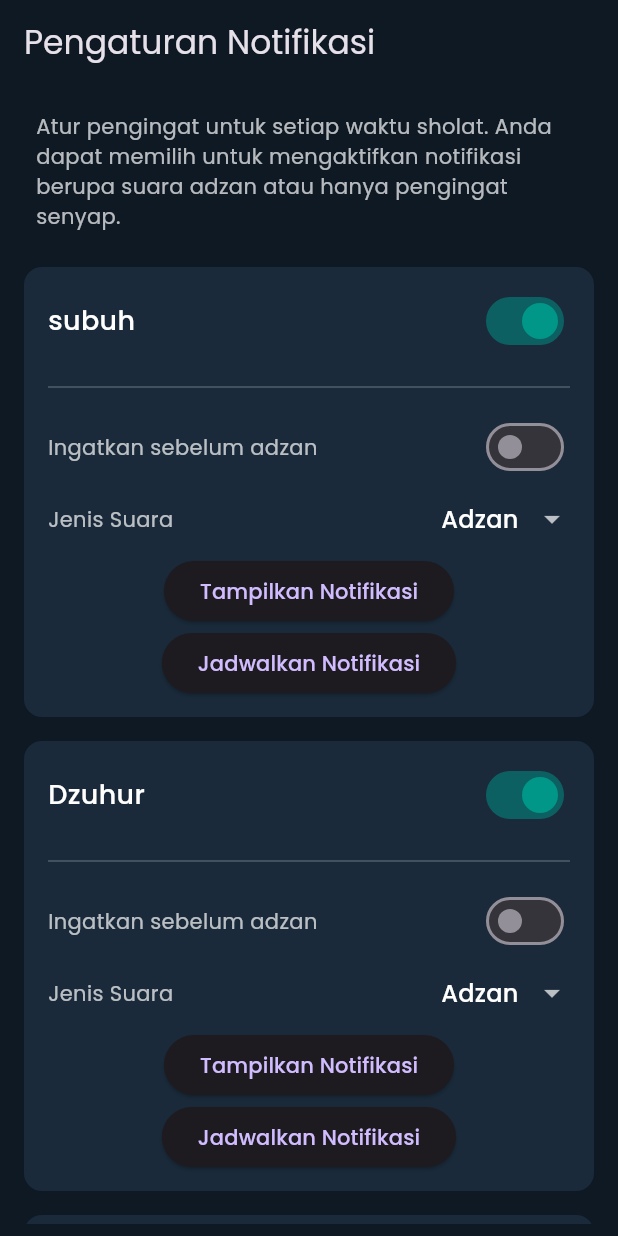
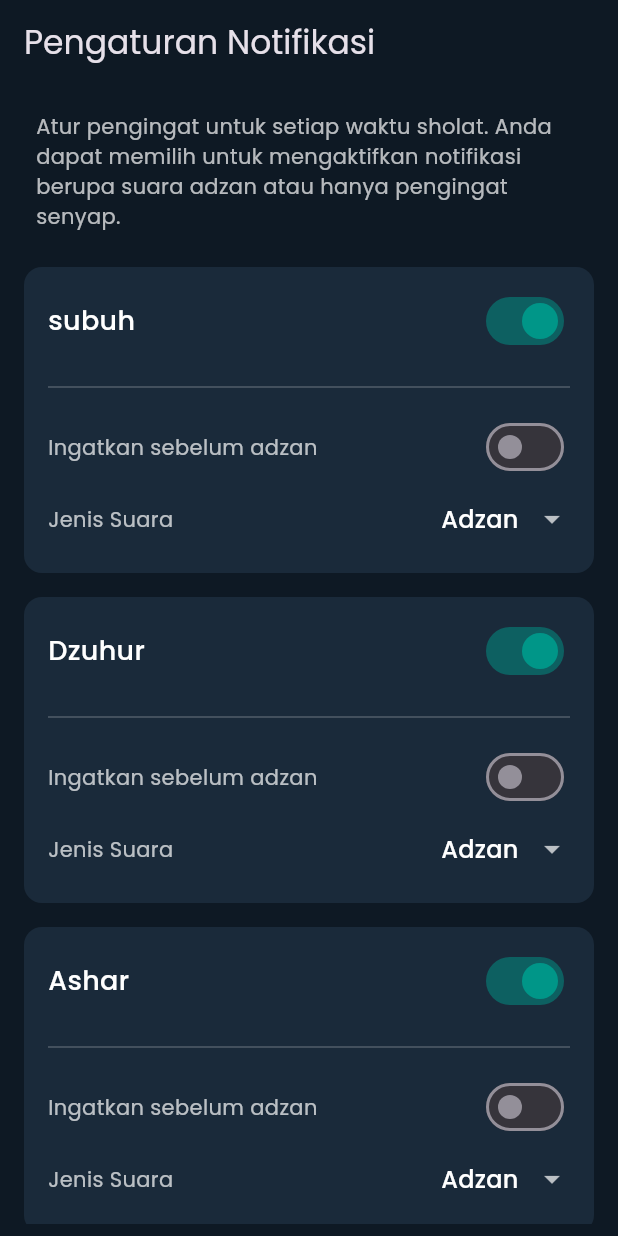
Before and after one commit to Hychtclyff/prayer-reminder, a Flutter app: the screen it shows after launch, after a tap on the "notifications none" icon, on a phone screen of 412 x 824 dp. Run offline on Flutter 3.47's test engine with Material 3 defaults, Android fonts, the phone set to English and light mode, and no system bars; our stand-ins replace awesome_notifications, go_router, google_fonts; missing offline and left inert: hijri_calendar.

Commit message:
feat(notification): create notification service for scheduling

```diff
--- a/lib/core/router/app_routes.dart
+++ b/lib/core/router/app_routes.dart
@@ -1,6 +1,6 @@
 import 'package:go_router/go_router.dart';
 import 'package:shalat_reminder/features/prayer_reminder/presentation/pages/home.dart';
-import 'package:shalat_reminder/features/setting_notifications/presentation/pages/notification.dart';
+import 'package:shalat_reminder/features/prayer_reminder/presentation/pages/prayer_notification_settings.dart';
 
 /// Kelas ini berfungsi sebagai pusat definisi nama dan path rute.
 /// Menggunakan konstanta untuk mencegah kesalahan pengetikan (typo).
--- /dev/null
+++ b/lib/features/prayer_reminder/data/services/notification_service.dart
@@ -0,0 +1,65 @@
+// lib/services/notification_service.dart
+
+import 'package:awesome_notifications/awesome_notifications.dart';
+import 'package:flutter/material.dart';
+
+class NotificationService {
+  // Setup Singleton
+  static final NotificationService _instance = NotificationService._internal();
+  factory NotificationService() => _instance;
+  NotificationService._internal();
+
+  /// Inisialisasi dan pembuatan channel
+  Future<void> init() async {
+    AwesomeNotifications().initialize(
+      'resource://mipmap/ic_launcher',
+      [
+        NotificationChannel(
+          channelKey: 'scheduled_channel',
+          channelName: 'Scheduled Notifications',
+          channelDescription: 'Channel untuk pengingat sholat',
+          defaultColor: Colors.teal,
+          importance: NotificationImportance.Max,
+          // soundSource: 'resource://raw/adzan',
+
+        )
+      ],
+      debug: true,
+    );
+    // Minta izin
+    requestPermissions();
+  }
+
+  Future<void> requestPermissions() async {
+    bool isAllowed = await AwesomeNotifications().isNotificationAllowed();
+    if (!isAllowed) {
+      AwesomeNotifications().requestPermissionToSendNotifications();
+    }
+  }
+
+  /// Method sederhana untuk menjadwalkan notifikasi sholat harian
+  Future<void> scheduleDailyPrayerNotification(
+      int id, String prayerName, int hour, int minute) async {
+    await AwesomeNotifications().createNotification(
+      content: NotificationContent(
+        id: id,
+        channelKey: 'scheduled_channel',
+        title: 'Waktunya Sholat $prayerName',
+        body: 'Saatnya menunaikan sholat $prayerName.',
+        notificationLayout: NotificationLayout.Default,
+        fullScreenIntent: true, // Agar muncul seperti alarm
+      ),
+      schedule: NotificationCalendar(
+        hour: hour,
+        minute: minute,
+        second: 0,
+        repeats: true, // Otomatis berulang setiap hari
+      ),
+    );
+  }
+
+  /// Method untuk membatalkan semua notifikasi
+  Future<void> cancelAllSchedules() async {
+    await AwesomeNotifications().cancelAllSchedules();
+  }
+}
--- a/lib/features/prayer_reminder/data/services/prayer_time_service.dart
+++ b/lib/features/prayer_reminder/data/services/prayer_time_service.dart
@@ -23,6 +23,8 @@ class PrayerTimeService {
 
     if (difference.isNegative) return "Waktu telah tiba";
 
+
+
     return '-${difference.inHours.toString().padLeft(2, '0')}:'
         '${difference.inMinutes.remainder(60).toString().padLeft(2, '0')}:'
         '${difference.inSeconds.remainder(60).toString().padLeft(2, '0')}';
--- a/lib/features/prayer_reminder/presentation/pages/home.dart
+++ b/lib/features/prayer_reminder/presentation/pages/home.dart
@@ -1,13 +1,15 @@
+// lib/features/prayer_reminder/presentation/pages/home_page.dart
+
 import 'package:flutter/material.dart';
 import 'package:go_router/go_router.dart';
 import 'package:hijri_calendar/hijri_calendar.dart';
+import 'package:intl/intl.dart';
+import 'package:provider/provider.dart';
+import 'package:shalat_reminder/core/constants/app_constants.dart';
+import 'package:shalat_reminder/core/router/app_routes.dart';
 import 'package:shalat_reminder/features/prayer_reminder/presentation/providers/prayer_provider.dart';
 import 'package:shalat_reminder/features/prayer_reminder/presentation/widgets/home_header_widget.dart';
 import 'package:shalat_reminder/features/prayer_reminder/presentation/widgets/prayer_time_row_widget.dart';
-import 'package:intl/intl.dart';
-import 'package:shalat_reminder/core/router/app_routes.dart';
-import 'package:provider/provider.dart';
-import 'package:shalat_reminder/core/constants/app_constants.dart';
 
 class HomePage extends StatefulWidget {
   const HomePage({super.key});
@@ -16,7 +18,49 @@ class HomePage extends StatefulWidget {
   State<HomePage> createState() => _HomePageState();
 }
 
-class _HomePageState extends State<HomePage> {
+class _HomePageState extends State<HomePage> with WidgetsBindingObserver {
+  String _gregorianDate = '';
+  String _hijriDate = '';
+
+  @override
+  void initState() {
+    super.initState();
+    WidgetsBinding.instance.addObserver(this);
+    _setDate();
+  }
+
+  void _setDate() {
+    final now = DateTime.now();
+    final hijri = HijriCalendarConfig.now();
+    _gregorianDate = DateFormat('EEE, d MMM yyyy', 'id_ID').format(now);
+    _hijriDate = _formatHijriDate(hijri);
+  }
+
+  @override
+  void dispose() {
+    WidgetsBinding.instance.removeObserver(this);
+    super.dispose();
+  }
+
+  @override
+  void didChangeAppLifecycleState(AppLifecycleState state) {
+    super.didChangeAppLifecycleState(state);
+    final prayerProvider = context.read<PrayerProvider>();
+
+    switch (state) {
+      case AppLifecycleState.resumed:
+        prayerProvider.startUiTimer();
+        setState(() =>
+            _setDate()); // Update tanggal jika aplikasi dibuka di hari berbeda
+        break;
+      case AppLifecycleState.paused:
+        prayerProvider.stopUiTimer();
+        break;
+      default:
+        break;
+    }
+  }
+
   String get _getTimeBasedBackground {
     final hour = DateTime.now().hour;
     if (hour >= 5 && hour < 10) return 'assets/images/morning.jpeg';
@@ -59,7 +103,6 @@ class _HomePageState extends State<HomePage> {
   @override
   Widget build(BuildContext context) {
     final prayerProvider = context.watch<PrayerProvider>();
-    final hijri = HijriCalendarConfig.now();
     final nextPrayerIndex = prayerProvider.nextPrayerIndex;
     final sortedPrayerTimes = prayerTimesMock.sublist(nextPrayerIndex)
       ..addAll(prayerTimesMock.sublist(0, nextPrayerIndex));
@@ -68,16 +111,15 @@ class _HomePageState extends State<HomePage> {
       body: Column(
         children: [
           HomeHeader(
-            gregorianDate: DateFormat('EEE, d MMM yyyy').format(DateTime.now()),
-            hijriDate: _formatHijriDate(hijri),
+            gregorianDate: _gregorianDate,
+            hijriDate: _hijriDate,
             location: "Bukittinggi, Sumbar",
             backgroundImagePath: _getTimeBasedBackground,
             nextPrayerName: prayerTimesMock[nextPrayerIndex]['name'],
             nextPrayerTime: prayerTimesMock[nextPrayerIndex]['time'],
-            countdown: prayerProvider.countdown, // <- Dari Provider
-            onNotificationTap: () {
-              context.goNamed(AppRoutes.notificationSettings);
-            },
+            countdown: prayerProvider.countdown,
+            onNotificationTap: () =>
+                context.goNamed(AppRoutes.notificationSettings),
           ),
           Expanded(
             child: ListView.builder(
--- a/lib/features/setting_notifications/presentation/pages/notification.dart
+++ b/lib/features/prayer_reminder/presentation/pages/prayer_notification_settings.dart
@@ -1,6 +1,7 @@
+import 'package:awesome_notifications/awesome_notifications.dart';
 import 'package:flutter/material.dart';
-import 'package:shalat_reminder/features/setting_notifications/data/model/setting_notification_model.dart';
-import 'package:shalat_reminder/features/setting_notifications/presentation/widgets/notification_setting_row_widget.dart';
+import 'package:shalat_reminder/features/prayer_reminder/data/models/setting_notification_model.dart';
+import 'package:shalat_reminder/features/prayer_reminder/presentation/widgets/notification_setting_row_widget.dart';
 import 'package:shalat_reminder/core/constants/app_constants.dart';
 
 class NotificationSettingsPage extends StatefulWidget {
--- a/lib/features/prayer_reminder/presentation/providers/prayer_provider.dart
+++ b/lib/features/prayer_reminder/presentation/providers/prayer_provider.dart
@@ -1,15 +1,16 @@
-// lib/features/prayer_time/presentation/providers/prayer_provider.dart
+// lib/features/prayer_reminder/presentation/providers/prayer_provider.dart
 
 import 'dart:async';
 import 'package:flutter/material.dart';
+import 'package:shalat_reminder/core/constants/app_constants.dart';
 import 'package:shalat_reminder/features/prayer_reminder/data/services/prayer_time_service.dart';
-import 'package:shalat_reminder/core/constants/app_constants.dart';
-// Impor service dan data mock Anda
+import 'package:shalat_reminder/features/prayer_reminder/data/services/notification_service.dart';
 
 class PrayerProvider with ChangeNotifier {
   final PrayerTimeService _service = PrayerTimeService();
+  final NotificationService _notificationService = NotificationService();
 
-  late Timer _timer;
+  Timer? _uiTimer; // Timer untuk UI, bisa null
   String _countdown = '';
   int _nextPrayerIndex = 0;
 
@@ -17,15 +18,41 @@ class PrayerProvider with ChangeNotifier {
   int get nextPrayerIndex => _nextPrayerIndex;
 
   PrayerProvider() {
-    _startTimer();
+    // 1. Jadwalkan semua notifikasi di awal
+    scheduleAllPrayerNotificationsForToday();
+    // 2. Mulai timer untuk UI
+    startUiTimer();
   }
 
-  void _startTimer() {
-    _timer = Timer.periodic(const Duration(seconds: 1), (timer) {
-      // 1. Panggil service untuk mendapatkan index
+
+  Future<void> scheduleAllPrayerNotificationsForToday() async {
+    await _notificationService.cancelAllSchedules(); // Hapus jadwal lama
+
+    for (int i = 0; i < prayerTimesMock.length; i++) {
+      final prayer = prayerTimesMock[i];
+      final timeParts = (prayer['time'] as String).split(':');
+      final hour = int.parse(timeParts[0]);
+      final minute = int.parse(timeParts[1]);
+
+      await _notificationService.scheduleDailyPrayerNotification(
+        i, // ID unik
+        prayer['name'],
+        hour,
+        minute,
+      );
+      print('Jadwal untuk ${prayer['name']} (${prayer['time']}) ');
+    }
+  }
+
+  /// Memulai timer HANYA untuk memperbarui countdown di UI.
+  void startUiTimer() {
+    // Hentikan timer lama jika ada, untuk menghindari duplikasi
+    _uiTimer?.cancel();
+
+    _uiTimer = Timer.periodic(const Duration(seconds: 1), (timer) {
+      final now = DateTime.now();
       _nextPrayerIndex = _service.findNextPrayerIndex(prayerTimesMock);
 
-      final now = DateTime.now();
       final timeParts = prayerTimesMock[_nextPrayerIndex]['time'].split(':');
       var prayerTime = DateTime(now.year, now.month, now.day,
           int.parse(timeParts[0]), int.parse(timeParts[1]));
@@ -34,17 +61,21 @@ class PrayerProvider with ChangeNotifier {
         prayerTime = prayerTime.add(const Duration(days: 1));
       }
 
-      // 2. Panggil service untuk menghitung countdown
       _countdown = _service.calculateCountdown(prayerTime);
 
-      // 3. Beri tahu UI untuk update, ini pengganti setState()
+      // Tidak ada lagi logika notifikasi di sini!
       notifyListeners();
     });
   }
 
+  /// Menghentikan timer UI untuk menghemat baterai.
+  void stopUiTimer() {
+    _uiTimer?.cancel();
+  }
+
   @override
   void dispose() {
-    _timer.cancel();
+    stopUiTimer(); // Pastikan timer berhenti saat provider dihapus
     super.dispose();
   }
 }
--- a/lib/features/setting_notifications/presentation/widgets/notification_setting_row_widget.dart
+++ b/lib/features/prayer_reminder/presentation/widgets/notification_setting_row_widget.dart
@@ -1,6 +1,6 @@
 import 'package:flutter/material.dart';
-import 'package:shalat_reminder/features/setting_notifications/data/model/setting_notification_model.dart';
-import 'package:shalat_reminder/features/setting_notifications/data/services/notification_service.dart';
+import 'package:shalat_reminder/features/prayer_reminder/data/models/setting_notification_model.dart';
+import 'package:shalat_reminder/features/prayer_reminder/data/services/notification_service.dart';
 
 /// Widget untuk satu baris pengaturan notifikasi yang telah diperbarui.
 class NotificationSettingRow extends StatelessWidget {
@@ -172,13 +172,15 @@ class NotificationSettingRow extends StatelessWidget {
 
                   // Tampilkan pengaturan waktu hanya jika pengingat sebelum adzan aktif
                   if (setting.reminderEnabled)
+                    // TAMBAHKAN Column di sini untuk membungkus semua widget
+                    Column(
+                      children: [
                         Row(
                           mainAxisAlignment: MainAxisAlignment.spaceBetween,
                           children: [
                             const Text('Waktu pengingat',
                                 style: TextStyle(color: Colors.white70)),
                             TextButton(
-                          // Panggil fungsi _showMinutesPicker saat ditekan
                               onPressed: () => _showMinutesPicker(context),
                               child: Text(
                                 '${setting.reminderMinutes} menit sebelumnya',
@@ -188,33 +190,8 @@ class NotificationSettingRow extends StatelessWidget {
                             ),
                           ],
                         ),
-
-                  ElevatedButton(
-
-                    onPressed: () {
-                      // Menampilkan notifikasi langsung
-                      NotificationService().showNotification(
-                        0,
-                        "Notifikasi Sederhana",
-                        "Ini adalah isi dari notifikasi.",
-                      );
-                    },
-                    child: Text("Tampilkan Notifikasi"),
-                  ),
-
-                  ElevatedButton(
-                    onPressed: () {
-                      // Menjadwalkan notifikasi untuk 10 detik dari sekarang
-                      final scheduledTime =
-                          DateTime.now().add(Duration(seconds: 10));
-                      NotificationService().scheduleNotification(
-                        1,
-                        "Notifikasi Terjadwal",
-                        "Notifikasi ini akan muncul dalam 10 detik.",
-                        scheduledTime,
-                      );
-                    },
-                    child: Text("Jadwalkan Notifikasi"),
+                        // Tombol-tombol ini sekarang berada di dalam Column
+                      ],
                     )
                 ],
               ),
--- a/lib/features/setting_notifications/data/services/notification_service.dart
+++ /dev/null
@@ -1,85 +0,0 @@
-import 'package:flutter_local_notifications/flutter_local_notifications.dart';
-import 'package:timezone/timezone.dart' as tz;
-import 'package:timezone/data/latest.dart' as tz;
-
-class NotificationService {
-  final FlutterLocalNotificationsPlugin flutterLocalNotificationsPlugin =
-      FlutterLocalNotificationsPlugin();
-
-  Future<void> init() async {
-    // Inisialisasi pengaturan untuk Android
-    const AndroidInitializationSettings initializationSettingsAndroid =
-        AndroidInitializationSettings(
-            'app_icon'); // Gunakan nama file ikon Anda
-
-    // Inisialisasi pengaturan untuk iOS
-    const DarwinInitializationSettings initializationSettingsIOS =
-        DarwinInitializationSettings();
-
-    const InitializationSettings initializationSettings =
-        InitializationSettings(
-      android: initializationSettingsAndroid,
-      iOS: initializationSettingsIOS,
-    );
-
-    // Inisialisasi timezone
-    tz.initializeTimeZones();
-
-    await flutterLocalNotificationsPlugin.initialize(initializationSettings);
-  }
-
-  // Meminta izin notifikasi (wajib untuk Android 13+)
-  Future<void> requestPermissions() async {
-    await flutterLocalNotificationsPlugin
-        .resolvePlatformSpecificImplementation<
-            AndroidFlutterLocalNotificationsPlugin>()
-        ?.requestNotificationsPermission();
-  }
-
-  // Menampilkan notifikasi sederhana
-  Future<void> showNotification(int id, String title, String body) async {
-    const AndroidNotificationDetails androidDetails =
-        AndroidNotificationDetails(
-      'your_channel_id', // ID unik untuk channel notifikasi
-      'your_channel_name',
-      channelDescription: 'your_channel_description',
-      importance: Importance.max,
-      priority: Priority.high,
-    );
-    const NotificationDetails notificationDetails =
-        NotificationDetails(android: androidDetails);
-
-    await flutterLocalNotificationsPlugin.show(
-      id,
-      title,
-      body,
-      notificationDetails,
-    );
-  }
-
-  // Menjadwalkan notifikasi
-  Future<void> scheduleNotification(
-      int id, String title, String body, DateTime scheduledTime) async {
-    const AndroidNotificationDetails androidDetails =
-        AndroidNotificationDetails(
-      'scheduled_channel_id',
-      'scheduled_channel_name',
-      channelDescription: 'channel for scheduled notifications',
-      importance: Importance.max,
-      priority: Priority.high,
-    );
-    const NotificationDetails notificationDetails =
-        NotificationDetails(android: androidDetails);
-
-    await flutterLocalNotificationsPlugin.zonedSchedule(
-      id,
-      title,
-      body,
-      tz.TZDateTime.from(scheduledTime, tz.local),
-      notificationDetails,
-
-      // TAMBAHKAN BARIS WAJIB INI
-      androidScheduleMode: AndroidScheduleMode.exactAllowWhileIdle,
-    );
-  }
-}
--- a/lib/main.dart
+++ b/lib/main.dart
@@ -2,20 +2,55 @@ import 'package:flutter/material.dart';
 import 'package:provider/provider.dart';
 import 'package:shalat_reminder/app.dart';
 import 'package:shalat_reminder/features/prayer_reminder/presentation/providers/prayer_provider.dart';
-import 'package:shalat_reminder/features/setting_notifications/data/services/notification_service.dart';
-
-// import 'package:shalat_reminder/providers/prayer_provider.dart'; // Make sure this import exists
+import 'package:shalat_reminder/features/prayer_reminder/data/services/notification_service.dart';
+import 'package:intl/date_symbol_data_local.dart';
+import 'package:awesome_notifications/awesome_notifications.dart';
 
 Future<void> main() async {
   WidgetsFlutterBinding.ensureInitialized();
+  AwesomeNotifications().initialize(
+      // Gunakan 'resource://drawable/nama_file_ikon'
+      'resource://mipmap/ic_launcher',
+      [
+        // Channel untuk notifikasi biasa
+        NotificationChannel(
+            channelKey: 'basic_channel',
+            channelName: 'Basic notifications',
+            channelDescription: 'Notification channel for basic tests',
+            defaultColor: Colors.teal,
+            ledColor: Colors.white,
+            importance: NotificationImportance.High),
+        // Channel untuk notifikasi terjadwal (Adzan)
+        NotificationChannel(
+          channelKey: 'scheduled_channel',
+          channelName: 'Scheduled Notifications',
+          channelDescription: 'Notification channel for prayer reminders',
+          defaultColor: Colors.teal,
+          ledColor: Colors.white,
+          importance: NotificationImportance.Max,
+          // soundSource: 'resource://raw/adzan' // Suara adzan Anda
+        )
+      ],
+      debug: true);
 
-  await NotificationService().init();
-  await NotificationService().requestPermissions();
+  AwesomeNotifications().isNotificationAllowed().then((isAllowed) {
+    if (!isAllowed) {
+      // Minta izin ke pengguna
+      AwesomeNotifications().requestPermissionToSendNotifications();
+    }
+  });
+
+  await initializeDateFormatting('id_ID', null);
+  // Panggil instance singleton yang sama untuk semua operasi
+  final notificationService = NotificationService();
+  await notificationService.init();
+  await notificationService.requestPermissions();
+
   runApp(
     MultiProvider(
       providers: [
         ChangeNotifierProvider(create: (_) => PrayerProvider()),
-        // Add other providers here if needed
+        // Tambahkan provider lain di sini jika dibutuhkan
       ],
       child: const ShalatReminderApp(),
     ),
--- a/pubspec.yaml
+++ b/pubspec.yaml
@@ -40,6 +40,7 @@ dependencies:
   provider: ^6.1.5
   flutter_local_notifications: ^19.3.0
   timezone: ^0.10.1
+  awesome_notifications: ^0.8.2
   # flutter_compass: ^0.7.0
 
 dev_dependencies:
```
Also changed, not shown: lib/features/prayer_reminder/data/models/setting_notification_model.dart (renamed from lib/features/setting_notifications/data/model/setting_notification_model.dart), pubspec.lock, 5 other files. Lines whose indentation alone changed are shown as unchanged.
